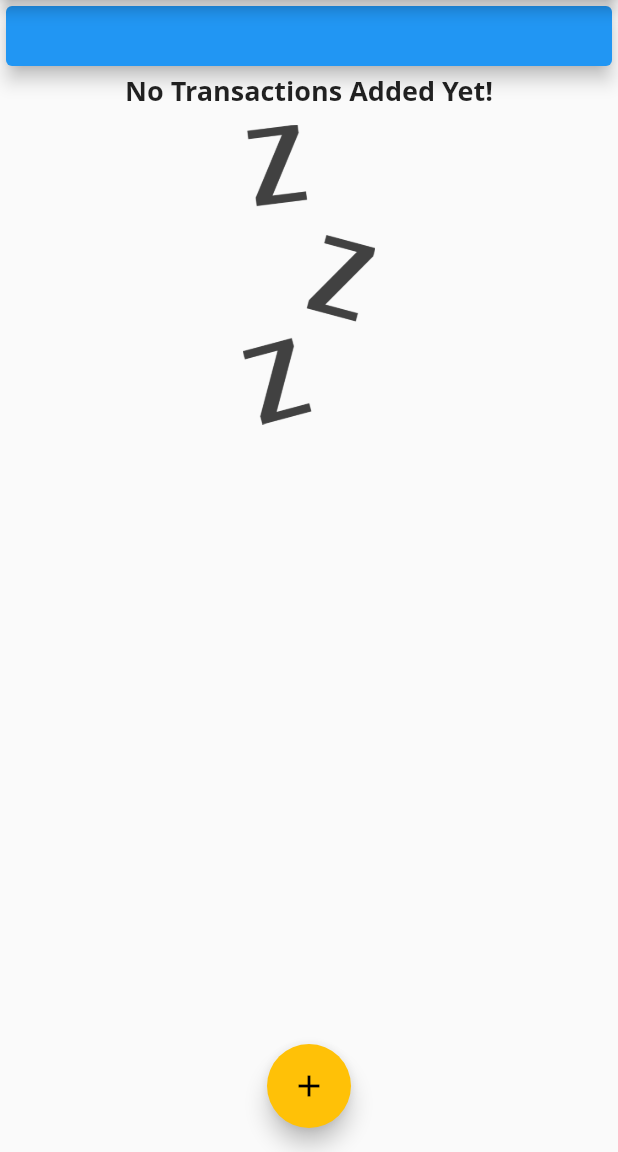
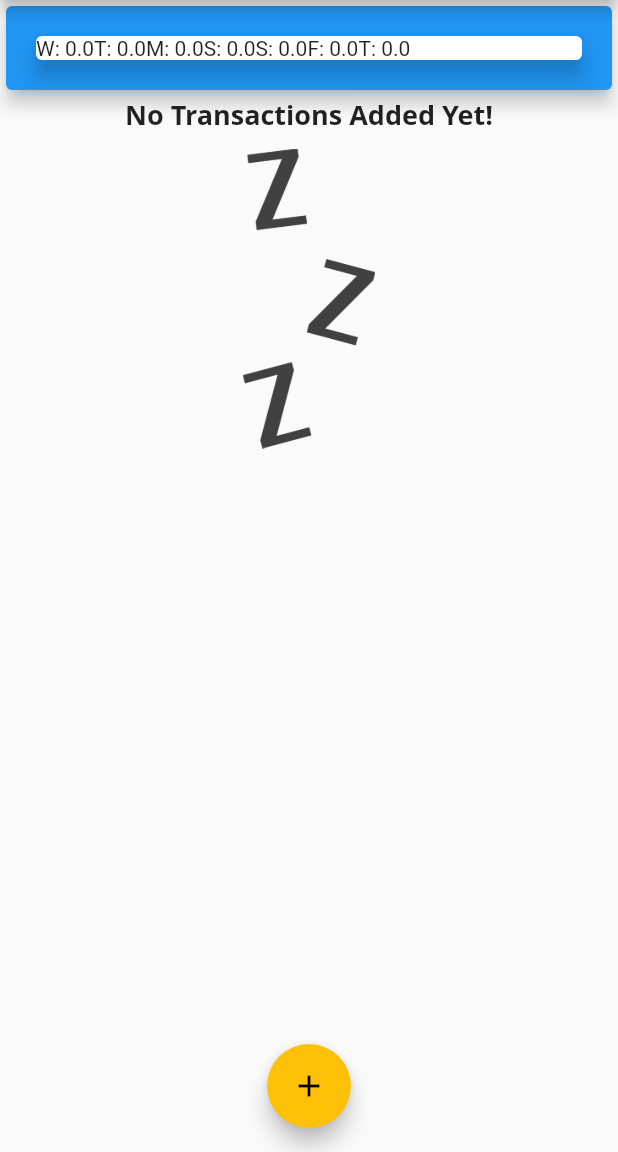
Before and after one commit to Hamza91able/PERSONAL-EXPENSES-APP-Flutter, a Flutter app: the screen it shows after launch, on a phone screen of 412 x 824 dp, the part 84-1236 px from its top. Run offline on Flutter 3.47's test engine with Material 2 defaults, Android fonts, the phone set to English and light mode, and no system bars; Roboto replaces fonts that are missing (Open Sans).

Commit message:
Creating Bars for our Chart

```diff
--- a/lib/widgets/chart.dart
+++ b/lib/widgets/chart.dart
@@ -22,7 +22,7 @@ class Chart extends StatelessWidget {
       }
 
       return {
-        'Day': DateFormat.E().format(weekDay),
+        'day': DateFormat.E().format(weekDay).substring(0, 1),
         'amount': totalSum,
       };
     });
@@ -34,7 +34,9 @@ class Chart extends StatelessWidget {
       elevation: 6,
       margin: EdgeInsets.all(20),
       child: Row(
-        children: <Widget>[],
+        children: groupedTransactionValues.map((data) {
+          return Text('${data['day']}: ${data['amount']}');
+        }).toList(),
       ),
     );
   }
```
Also changed, not shown: lib/widgets/chart_bar.dart (added, +50 -0 lines).
